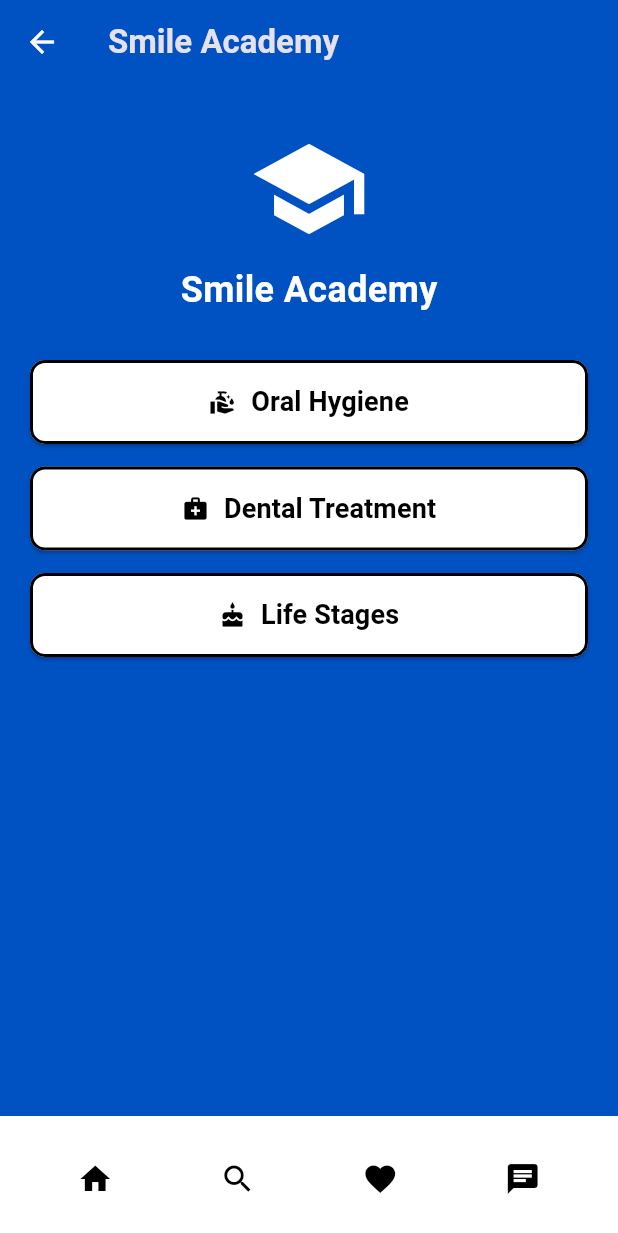
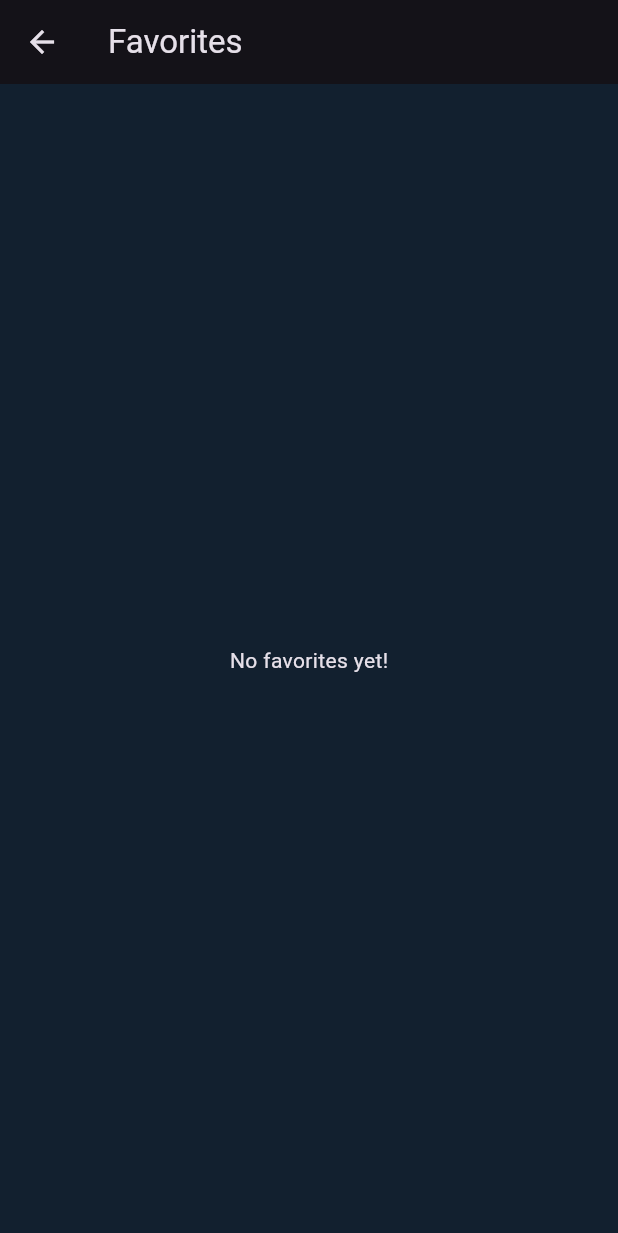
Before and after one commit to rileymck/BrightBite, a Flutter app: the SmileAcademy screen opened directly, after a tap on the "favorite" icon, on a phone screen of 412 x 824 dp. Shown: the top 1233 px of the screen. Run offline on Flutter 3.47's test engine with Material 3 defaults, Android fonts, the phone set to English and light mode, and no system bars; our stand-ins replace hive, hive_flutter; accounts and stored records are empty; Roboto replaces fonts that are missing (Source Serif Pro).

Commit message:
favorites page

```diff
--- a/lib/bottom_nav_bar.dart
+++ b/lib/bottom_nav_bar.dart
@@ -1,4 +1,6 @@
 import 'package:flutter/material.dart';
+import 'package:test_flutter/favorites_page.dart';
+
 
 class BottomNavBar extends StatelessWidget {
   const BottomNavBar({super.key});
@@ -18,24 +20,30 @@ class BottomNavBar extends StatelessWidget {
               icon: const Icon(Icons.home, color: Colors.black),
               onPressed: () {
                 // TODO: Implement navigation later
+                //navigate to home
               },
             ),
             IconButton(
               icon: const Icon(Icons.search, color: Colors.black),
               onPressed: () {
                 // TODO: Implement navigation later
+                //navigate to search
               },
             ),
             IconButton(
               icon: const Icon(Icons.favorite, color: Colors.black),
               onPressed: () {
-                // TODO: Implement navigation later
+                Navigator.push(
+                  context,
+                  MaterialPageRoute(builder: (context) => const FavoritesPage()),
+                );
               },
             ),
             IconButton(
               icon: const Icon(Icons.chat, color: Colors.black),
               onPressed: () {
                 // TODO: Implement navigation later
+                //navigate to chat
               },
             ),
           ],
--- /dev/null
+++ b/lib/favorites_page.dart
@@ -0,0 +1,39 @@
+import 'package:flutter/material.dart';
+import 'package:hive_flutter/hive_flutter.dart';
+
+class FavoritesPage extends StatelessWidget {
+  const FavoritesPage({super.key});
+
+  @override
+  Widget build(BuildContext context) {
+    return Scaffold(
+      appBar: AppBar(title: const Text('Favorites')),
+      body: ValueListenableBuilder(
+        valueListenable: Hive.box('favorites').listenable(),
+        builder: (context, Box box, _) {
+          List<String> favoriteItems = List<String>.from(box.get('favorites', defaultValue: <String>[]));
+
+          if (favoriteItems.isEmpty) {
+            return const Center(child: Text("No favorites yet!"));
+          }
+
+          return ListView.builder(
+            itemCount: favoriteItems.length,
+            itemBuilder: (context, index) {
+              return ListTile(
+                title: Text(favoriteItems[index]),
+                trailing: IconButton(
+                  icon: const Icon(Icons.delete, color: Colors.red),
+                  onPressed: () {
+                    favoriteItems.removeAt(index);
+                    box.put('favorites', favoriteItems); // Update Hive
+                  },
+                ),
+              );
+            },
+          );
+        },
+      ),
+    );
+  }
+}
--- a/lib/main.dart
+++ b/lib/main.dart
@@ -2,6 +2,7 @@
 import 'package:flutter/material.dart';
 import 'dart:math' show min; // Import min function for calculating dimensions
 import 'main_page.dart'; // Import the main page widget
+import 'package:test_flutter/favorites_page.dart';
 
 //for hive database for favorite function
 import 'package:hive_flutter/hive_flutter.dart';
@@ -14,6 +15,7 @@ import 'package:hive_flutter/hive_flutter.dart';
 void main() async {
   WidgetsFlutterBinding.ensureInitialized();
   await Hive.initFlutter(); // Initialize Hive before running the app
+  await Hive.openBox('favorites');
   runApp(const BrightBiteApp());
 }
 
@@ -29,6 +31,9 @@ class BrightBiteApp extends StatelessWidget {
       theme: ThemeData.dark().copyWith(
         scaffoldBackgroundColor: const Color.fromARGB(255, 18, 32, 47),
       ),
+      routes:{
+        '/favorites': (context) => const FavoritesPage()
+      },
       home: const Scaffold(
         // Scaffold widget to build the app's layout
         body: SafeArea(
--- a/pubspec.yaml
+++ b/pubspec.yaml
@@ -11,13 +11,15 @@ dependencies:
   flutter:
     sdk: flutter
   cupertino_icons: ^1.0.2
+  hive: ^2.2.3
   hive_flutter: ^1.1.0  # or the version you're using
+  path_provider: ^2.0.11
 
 dev_dependencies:
   flutter_test:
     sdk: flutter
   flutter_lints: ^2.0.0
-  hive_generator: ^2.0.0
+  hive_generator: ^2.0.1
   build_runner: ^2.4.6
 
 flutter:
```
Also changed, not shown: lib/favorite_item.dart (added, +17 -0 lines), lib/main_page.dart (+26 -7 lines), lib/favorite_item.g.dart (added), pubspec.lock.
